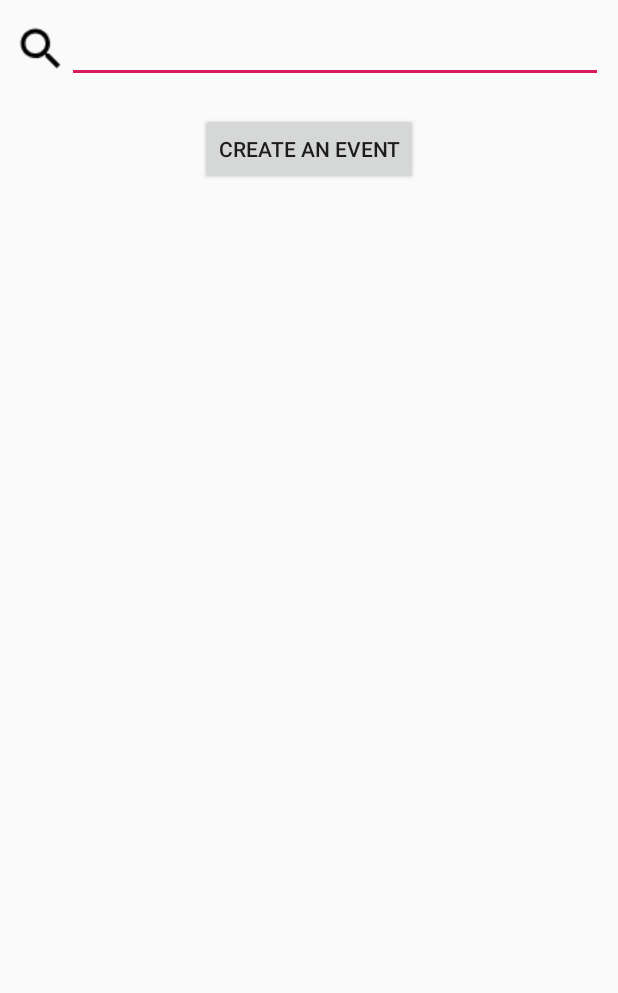
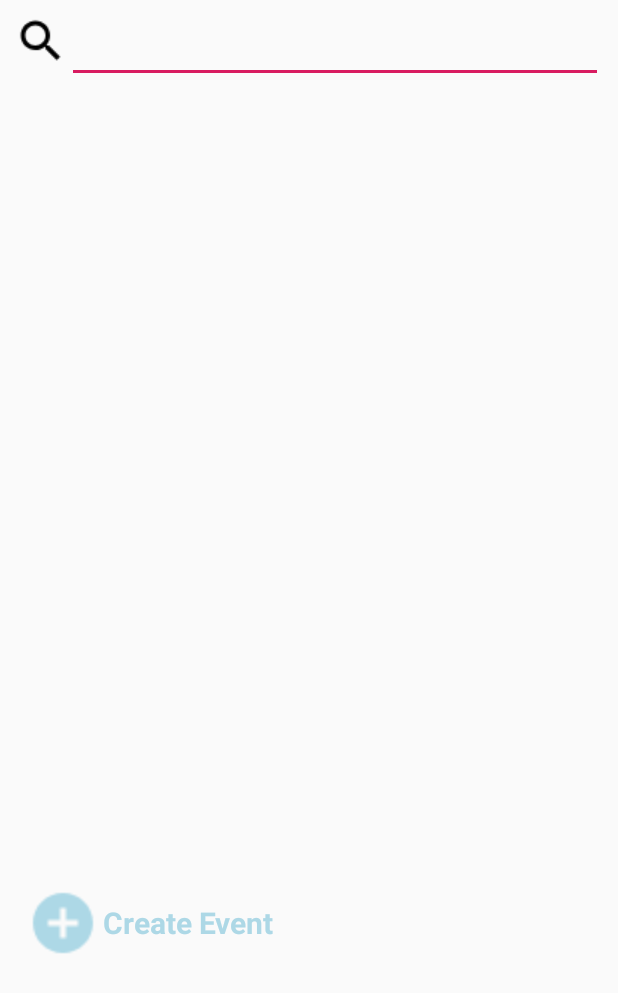
Before and after one commit to tbtea/Evenu, an Android app: the MainDisplayActivity screen opened directly, with no data from a screen before it, on a phone screen of 412 x 824 dp. Shown: the top 993 px of the screen. Run offline under Robolectric (Android 15) with nearby library versions, the phone set to English and light mode, and no system bars; our stand-ins replace Firebase (no records; nobody signed in at launch, a user with empty details on screens opened directly).

Commit message:
Merge remote-tracking branch 'origin/master'
# Conflicts:
#	app/src/main/res/layout/main_page_activity.xml
yes daddy

```diff
--- a/app/src/main/java/com/example/tonytea/evenu/EventDisplayActivity.java
+++ b/app/src/main/java/com/example/tonytea/evenu/EventDisplayActivity.java
@@ -1,6 +1,7 @@
 package com.example.tonytea.evenu;
 
 import android.content.SharedPreferences;
+import android.graphics.Typeface;
 import android.os.Bundle;
 import android.support.v7.app.AppCompatActivity;
 import android.view.KeyEvent;
@@ -14,6 +15,7 @@
 
 
 public class EventDisplayActivity extends AppCompatActivity {
+    Typeface myFont;
 
     Event this_event;
     private String mDisplayName;
@@ -28,6 +30,8 @@
     protected void onCreate (Bundle savedInstanceState){
         super.onCreate(savedInstanceState);
         setContentView(R.layout.event_display_activity);
+
+
         this_event = (Event) getIntent().getSerializableExtra("event");
         date = findViewById(R.id.display_date);
         date.setText(this_event.getEventDate());
--- /dev/null
+++ b/app/src/main/res/drawable/button_transparent_background.xml
@@ -0,0 +1,4 @@
+<?xml version="1.0" encoding="utf-8"?>
+<selector xmlns:android="http://schemas.android.com/apk/res/android">
+
+</selector>
--- /dev/null
+++ b/app/src/main/res/drawable/ic_add_circle_black_24dp.xml
@@ -0,0 +1,9 @@
+<vector xmlns:android="http://schemas.android.com/apk/res/android"
+    android:width="24dp"
+    android:height="24dp"
+    android:viewportWidth="24.0"
+    android:viewportHeight="24.0">
+    <path
+        android:fillColor="#add8e6"
+        android:pathData="M12,2C6.48,2 2,6.48 2,12s4.48,10 10,10 10,-4.48 10,-10S17.52,2 12,2zM17,13h-4v4h-2v-4L7,13v-2h4L11,7h2v4h4v2z"/>
+</vector>
--- a/app/src/main/res/drawable/round_button.xml
+++ b/app/src/main/res/drawable/round_button.xml
@@ -2,6 +2,6 @@
 <shape xmlns:android="http://schemas.android.com/apk/res/android">
     android:shape="rectangle">
 
-    <solid android:color="@color/blue"/>
+    <solid android:color="@color/lightblue"/>
     <corners android:radius="5dp"/>
 </shape>
--- a/app/src/main/res/layout/login_activity.xml
+++ b/app/src/main/res/layout/login_activity.xml
@@ -30,8 +30,8 @@
             android:text="Even-U"
             android:layout_centerHorizontal="true"
             android:layout_below="@id/evenu_logo"
-            android:textStyle="bold"
-            android:textSize="40sp"
+            android:fontFamily="@font/fasc"
+            android:textSize="55sp"
             android:textColor="@color/blue"
             />
 
--- a/app/src/main/res/layout/main_page_activity.xml
+++ b/app/src/main/res/layout/main_page_activity.xml
@@ -7,40 +7,61 @@
     <LinearLayout
         android:layout_width="match_parent"
         android:layout_height="wrap_content"
-        android:orientation="horizontal"
         android:layout_margin="10dp">
 
         <ImageView
             android:layout_width="wrap_content"
             android:layout_height="wrap_content"
-            android:src="@drawable/ic_search_24dp"
+            android:padding="5dp"
+            android:scaleX="1.5"
             android:scaleY="1.5"
-            android:scaleX = "1.5"
-            android:layout_gravity="center_vertical"
-            android:padding="5dp"
-            />
+            android:src="@drawable/ic_search_24dp" />
 
 
         <AutoCompleteTextView
+            android:id="@+id/search_text"
             android:layout_width="match_parent"
-            android:layout_height="wrap_content"
-            android:id="@+id/search_text"
-            />
+            android:layout_height="wrap_content" />
 
     </LinearLayout>
 
     <android.support.v7.widget.RecyclerView
         android:id="@+id/my_recycler_view"
         android:layout_width="match_parent"
-        android:layout_height="wrap_content" />
+        android:layout_height="376dp"
+        android:layout_alignParentStart="true"
+        android:layout_alignParentTop="true"
+        android:layout_marginStart="0dp"
+        android:layout_marginTop="72dp" />
 
-    <Button
-        android:id="@+id/create_event_button"
+    <LinearLayout
         android:layout_width="wrap_content"
         android:layout_height="wrap_content"
-        android:onClick="createEvent"
-        android:layout_margin="10dp"
-        android:text="@string/createAnEvent"
-        android:layout_gravity="center_horizontal"/>
+        android:paddingLeft="20dp"
+        android:paddingTop="80dp"
+        android:orientation="horizontal">
+
+        <ImageButton
+            android:id="@+id/create_event_button"
+            android:layout_width="wrap_content"
+            android:layout_height="wrap_content"
+
+            android:background="@drawable/button_transparent_background"
+            android:foregroundGravity="center_horizontal"
+            android:onClick="createEvent"
+            android:padding="10dp"
+            android:scaleX="2.0"
+            android:scaleY="2.0"
+            android:src="@drawable/ic_add_circle_black_24dp" />
+
+        <TextView
+            android:layout_width="wrap_content"
+            android:layout_height="wrap_content"
+            android:layout_gravity="center_vertical"
+            android:text=" Create Event"
+            android:textColor="@color/lightblue"
+            android:textSize="20dp"
+            android:textStyle="bold" />
+    </LinearLayout>
 
 </LinearLayout>
--- a/app/src/main/res/values/colors.xml
+++ b/app/src/main/res/values/colors.xml
@@ -7,4 +7,5 @@
     <color name="green">#27AE60</color>
     <color name="black">#000000</color>
     <color name="blue">#0000FF</color>
+    <color name="lightblue">#add8e6</color>
 </resources>
```
Also changed, not shown: app/src/main/res/font/fasc.xml (added, +7 -0 lines), app/src/main/res/font/mymerriweather.xml (added, +7 -0 lines), app/src/main/res/layout/event_list_item.xml (+10 -25 lines).
